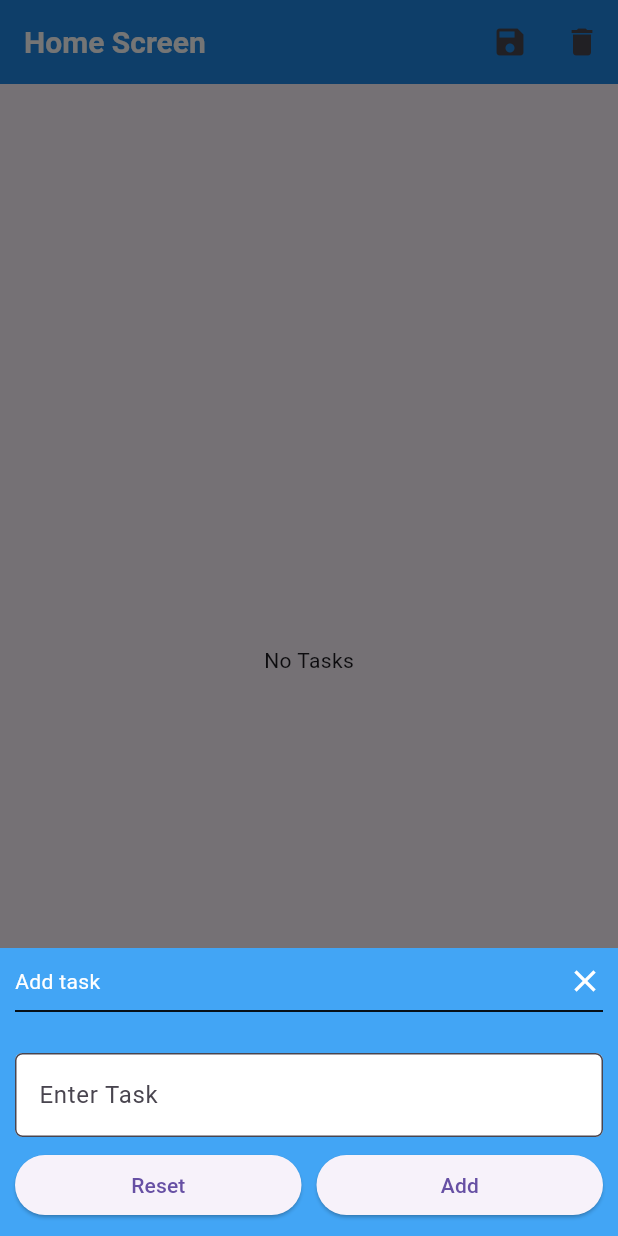
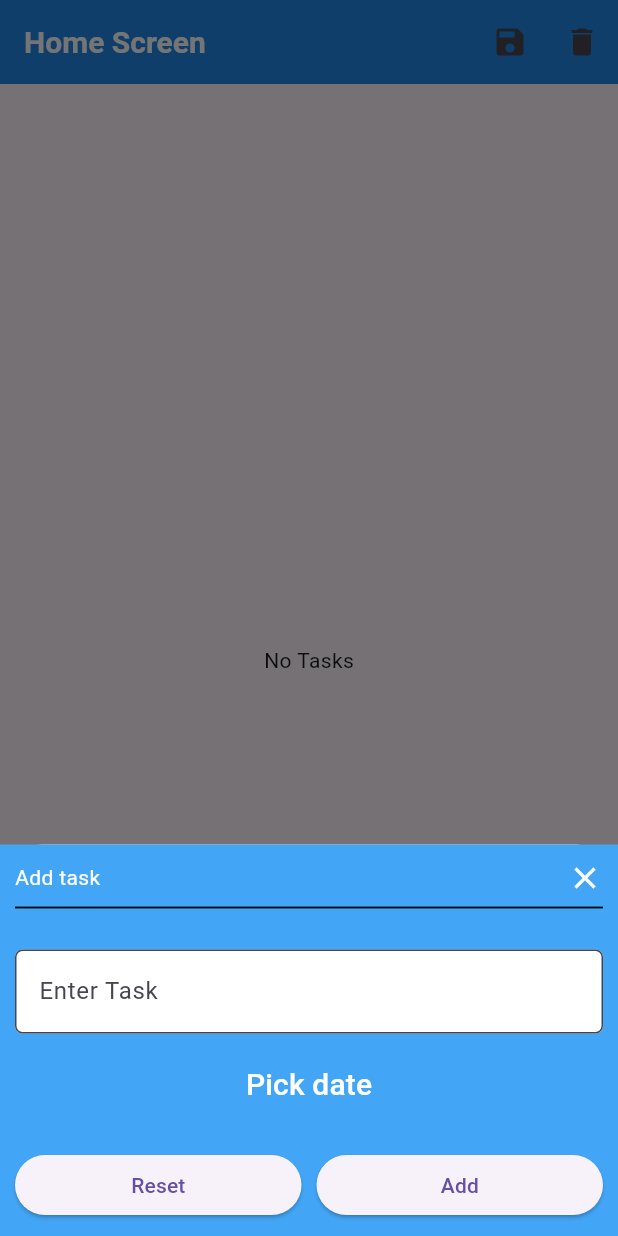
Before and after one commit to mmanrus/Task_manager_app, a Flutter app: the screen it shows after launch, after a tap on the "add" icon, on a phone screen of 412 x 824 dp. Run offline on Flutter 3.47's test engine with Material 3 defaults, Android fonts, the phone set to English and light mode, and no system bars; our stand-ins replace shared_preferences.

Commit message:
added a Date Picker, next TODO is how to display the picked date and to add the Task model with date

```diff
--- a/lib/screens/home_screen.dart
+++ b/lib/screens/home_screen.dart
@@ -207,7 +207,20 @@ class _HomeScreenState extends State<HomeScreen> {
                         hintText: 'Enter Task',
                       ),
                     ),
-
+                    MaterialButton(
+                      onPressed: _showDatePicker,
+                      child:
+                      const Padding (
+                        padding: EdgeInsets.all(20.0),
+                        child: Text(
+                          'Pick date',
+                          style: TextStyle(
+                            color: Colors.white,
+                            fontSize: 20,
+                          ),
+                        ),
+                      ),
+                    ),
                     SizedBox(height: 8.0),
                     Row(
                       children: [
```
